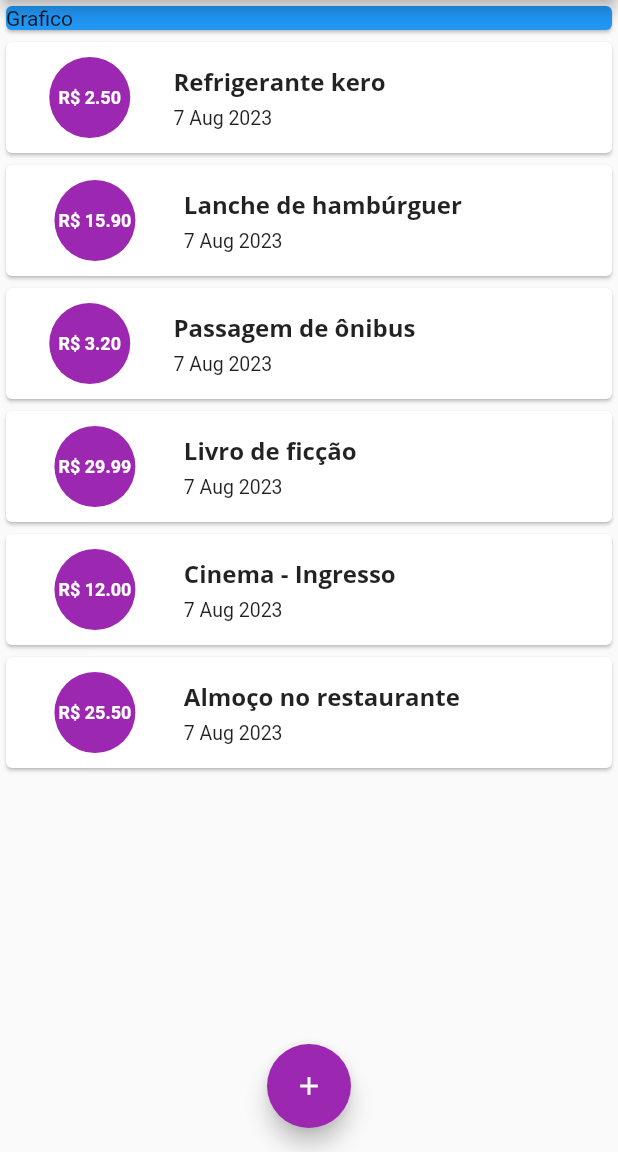
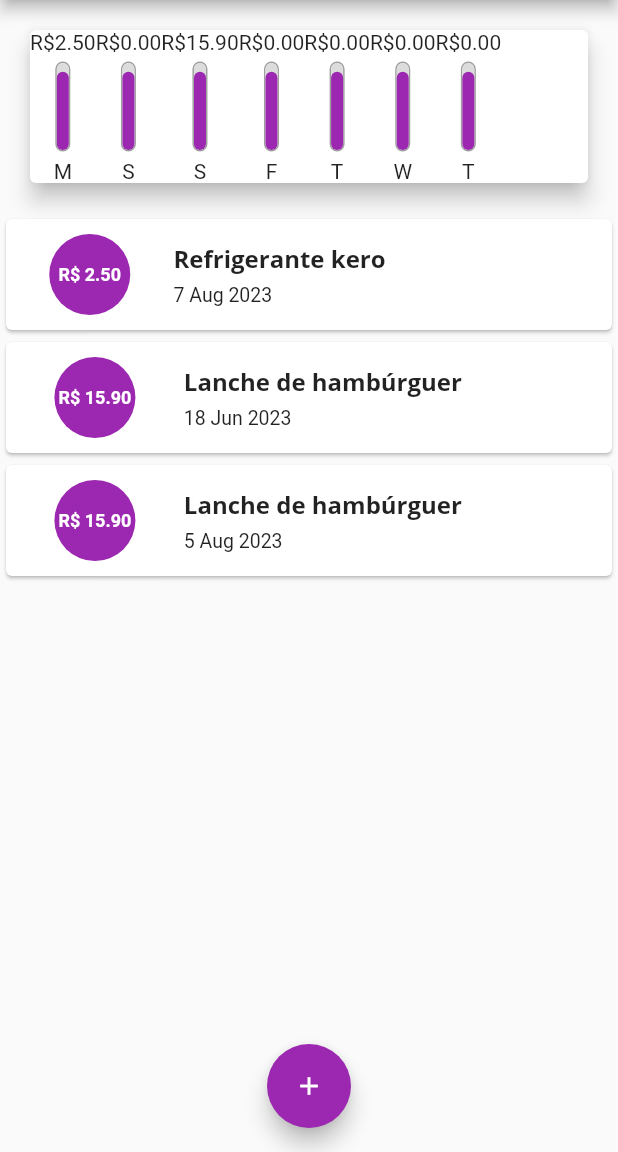
Before and after one commit to Brennez/Flutter-course, a Flutter app: the screen it shows after launch, on a phone screen of 412 x 824 dp, the part 84-1236 px from its top. Run offline on Flutter 3.47's test engine with Material 2 defaults, Android fonts, the phone set to English and light mode, and no system bars.

Commit message:
feat: chart widget and chart bar created

```diff
--- /dev/null
+++ b/expenses_app/lib/components/chart.dart
@@ -0,0 +1,58 @@
+import 'package:expenses_app/components/chart_bar.dart';
+import 'package:expenses_app/models/transaction.dart';
+import 'package:flutter/material.dart';
+import 'package:intl/intl.dart';
+
+class Chart extends StatelessWidget {
+  final List<Transaction> recentTransactions;
+
+  const Chart({super.key, required this.recentTransactions});
+
+  List<Map<String, Object>> get groupedTransactions {
+    return List.generate(7, (index) {
+      // Pega o dia de hoje e subtrai o index, por exemplo: Segunda - Index[0] = Domingo
+      final weekDay = DateTime.now().subtract(Duration(days: index));
+
+      // Ele usa o pacote INTL pra formatar a o DateTime vindo do weekDay pegando só a primeira letra
+      // Que vai gerar as siglas do dia da semana, por exemplo: M, T, W, TH...
+      final dayAcronym = DateFormat.E().format(weekDay)[0];
+
+      double totSum = 0.0;
+
+      for (int i = 0; i < recentTransactions.length; i++) {
+        bool sameDay = recentTransactions[i].date.day == weekDay.day;
+        bool sameMonth = recentTransactions[i].date.month == weekDay.month;
+        bool sameYear = recentTransactions[i].date.year == weekDay.year;
+
+        if (sameDay && sameMonth && sameYear) {
+          totSum += recentTransactions[i].value;
+        }
+      }
+
+      print(dayAcronym);
+      print(totSum);
+
+      return {
+        'day': dayAcronym,
+        'value': totSum,
+      };
+    });
+  }
+
+  @override
+  Widget build(BuildContext context) {
+    return Card(
+      elevation: 6,
+      margin: const EdgeInsets.all(20),
+      child: Row(
+        children: groupedTransactions.map((transaction) {
+          return ChartBar(
+            label: transaction['day'].toString(),
+            value: double.parse(transaction['value'].toString()),
+            percentage: 0.9,
+          );
+        }).toList(),
+      ),
+    );
+  }
+}
--- /dev/null
+++ b/expenses_app/lib/components/chart_bar.dart
@@ -0,0 +1,57 @@
+import 'package:expenses_app/utils/theme.dart';
+import 'package:flutter/material.dart';
+
+class ChartBar extends StatelessWidget {
+  final String label;
+  final double value;
+  final double percentage;
+
+  const ChartBar({
+    super.key,
+    required this.label,
+    required this.value,
+    required this.percentage,
+  });
+
+  @override
+  Widget build(BuildContext context) {
+    return Column(
+      children: [
+        Text('R\$${value.toStringAsFixed(2)}'),
+        const SizedBox(height: 5),
+        Container(
+          height: 60,
+          width: 10,
+          decoration: BoxDecoration(
+            borderRadius: BorderRadius.circular(6),
+            border: Border.all(
+              color: Colors.grey,
+            ),
+          ),
+          child: Stack(
+            alignment: Alignment.bottomCenter,
+            children: [
+              Container(
+                decoration: BoxDecoration(
+                  borderRadius: BorderRadius.circular(6),
+                  color: const Color.fromRGBO(220, 220, 220, 1),
+                ),
+              ),
+              FractionallySizedBox(
+                heightFactor: percentage,
+                child: Container(
+                  decoration: BoxDecoration(
+                    color: myTheme.primaryColor,
+                    borderRadius: BorderRadius.circular(6),
+                  ),
+                ),
+              )
+            ],
+          ),
+        ),
+        const SizedBox(height: 5),
+        Text(label),
+      ],
+    );
+  }
+}
--- a/expenses_app/lib/components/transactions_list.dart
+++ b/expenses_app/lib/components/transactions_list.dart
@@ -11,7 +11,25 @@ class TransactionsList extends StatelessWidget {
   Widget build(BuildContext context) {
     return Container(
       height: 500,
-      child: ListView.builder(
+      child: transactions.isEmpty
+          ? Column(
+              mainAxisAlignment: MainAxisAlignment.center,
+              children: [
+                Text(
+                  'Nenhuma transação cadastrada!',
+                  style: myTheme.textTheme.displayMedium,
+                ),
+                const SizedBox(
+                  height: 60,
+                ),
+                Image.asset(
+                  'assets/images/waiting.png',
+                  fit: BoxFit.contain,
+                  height: MediaQuery.of(context).size.height * .3,
+                )
+              ],
+            )
+          : ListView.builder(
               itemCount: transactions.length,
               itemBuilder: (context, index) {
                 // ele pega a lista de transactions e itera pelo index
@@ -58,8 +76,7 @@ class TransactionsList extends StatelessWidget {
                     ],
                   ),
                 );
-        },
-      ),
+              }),
     );
   }
 }
--- a/expenses_app/lib/main.dart
+++ b/expenses_app/lib/main.dart
@@ -1,4 +1,5 @@
 import 'dart:math';
+import 'package:expenses_app/components/chart.dart';
 import 'package:expenses_app/utils/theme.dart';
 import 'package:flutter/material.dart';
 
@@ -64,6 +65,13 @@ class _HomePageState extends State<HomePage> {
     Navigator.of(context).pop();
   }
 
+  List<Transaction> get _recentTransactions {
+    return transactions.where((transaction) {
+      return transaction.date
+          .isAfter(DateTime.now().subtract(const Duration(days: 7)));
+    }).toList();
+  }
+
   @override
   Widget build(BuildContext context) {
     return Scaffold(
@@ -92,10 +100,7 @@ class _HomePageState extends State<HomePage> {
           child: Column(
             crossAxisAlignment: CrossAxisAlignment.stretch,
             children: [
-              const Card(
-                color: Colors.blue,
-                child: Text('Grafico'),
-              ),
+              Chart(recentTransactions: _recentTransactions),
               TransactionsList(transactions: transactions),
             ],
           ),
--- a/expenses_app/lib/utils/api.dart
+++ b/expenses_app/lib/utils/api.dart
@@ -11,30 +11,36 @@ List<Transaction> transactions = [
     id: 'T2',
     title: 'Lanche de hambúrguer',
     value: 15.90,
-    date: DateTime.now(),
+    date: DateTime.now().subtract(Duration(days: 50)),
   ),
   Transaction(
-    id: 'T3',
-    title: 'Passagem de ônibus',
-    value: 3.20,
-    date: DateTime.now(),
+    id: 'T2',
+    title: 'Lanche de hambúrguer',
+    value: 15.90,
+    date: DateTime.now().subtract(Duration(days: 2)),
   ),
-  Transaction(
-    id: 'T4',
-    title: 'Livro de ficção',
-    value: 29.99,
-    date: DateTime.now(),
-  ),
-  Transaction(
-    id: 'T5',
-    title: 'Cinema - Ingresso',
-    value: 12.00,
-    date: DateTime.now(),
-  ),
-  Transaction(
-    id: 'T6',
-    title: 'Almoço no restaurante',
-    value: 25.50,
-    date: DateTime.now(),
-  )
+  // Transaction(
+  //   id: 'T3',
+  //   title: 'Passagem de ônibus',
+  //   value: 3.20,
+  //   date: DateTime.now(),
+  // ),
+  // Transaction(
+  //   id: 'T4',
+  //   title: 'Livro de ficção',
+  //   value: 29.99,
+  //   date: DateTime.now(),
+  // ),
+  // Transaction(
+  //   id: 'T5',
+  //   title: 'Cinema - Ingresso',
+  //   value: 12.00,
+  //   date: DateTime.now(),
+  // ),
+  // Transaction(
+  //   id: 'T6',
+  //   title: 'Almoço no restaurante',
+  //   value: 25.50,
+  //   date: DateTime.now(),
+  // )
 ];
```
Lines whose indentation alone changed are shown as unchanged.
